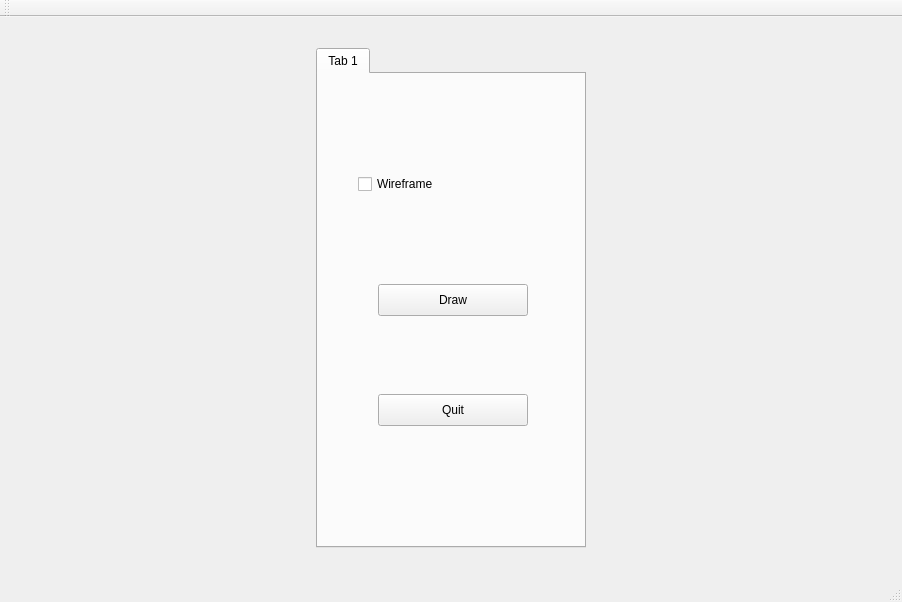
Old version of the form src/local/interface/mainwindow.ui in the repository algadm/Projet_majeure.
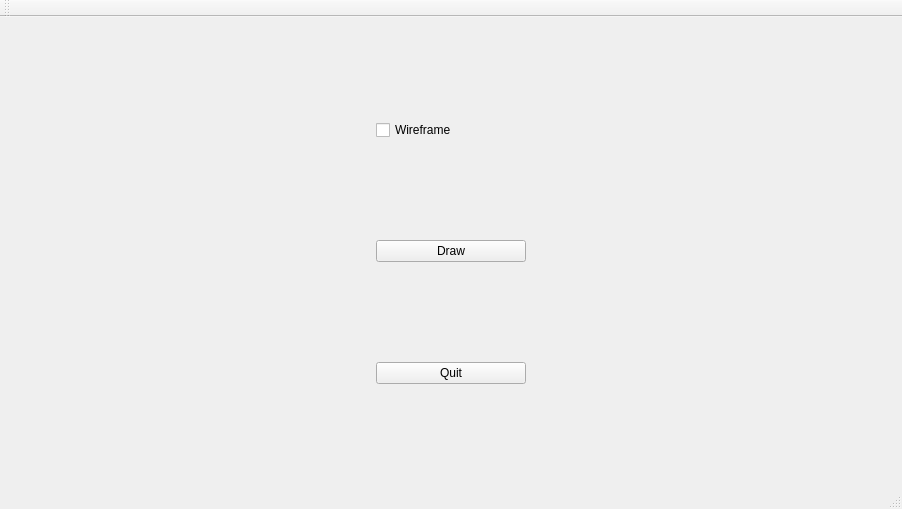
New version of the form.

Commit message: height_map

```diff
--- a/src/local/interface/mainwindow.ui
+++ b/src/local/interface/mainwindow.ui
@@ -7,7 +7,7 @@
     <x>0</x>
     <y>0</y>
     <width>902</width>
-    <height>602</height>
+    <height>509</height>
    </rect>
   </property>
   <property name="sizePolicy">
@@ -33,35 +33,7 @@
        <enum>QLayout::SetFixedSize</enum>
       </property>
       <item row="0" column="0">
-       <widget class="QTabWidget" name="tabWidget">
-        <property name="sizePolicy">
-         <sizepolicy hsizetype="Fixed" vsizetype="Fixed">
-          <horstretch>0</horstretch>
-          <verstretch>0</verstretch>
-         </sizepolicy>
-        </property>
-        <property name="minimumSize">
-         <size>
-          <width>270</width>
-          <height>500</height>
-         </size>
-        </property>
-        <property name="currentIndex">
-         <number>0</number>
-        </property>
-        <widget class="QWidget" name="tab_1">
-         <attribute name="title">
-          <string>Tab 1</string>
-         </attribute>
          <widget class="QCheckBox" name="wireframe">
-          <property name="geometry">
-           <rect>
-            <x>40</x>
-            <y>100</y>
-            <width>150</width>
-            <height>20</height>
-           </rect>
-          </property>
           <property name="sizePolicy">
            <sizepolicy hsizetype="Fixed" vsizetype="Fixed">
             <horstretch>0</horstretch>
@@ -78,15 +50,9 @@
            <string>Wireframe</string>
           </property>
          </widget>
+      </item>
+      <item row="1" column="0">
          <widget class="QPushButton" name="draw">
-          <property name="geometry">
-           <rect>
-            <x>60</x>
-            <y>210</y>
-            <width>150</width>
-            <height>32</height>
-           </rect>
-          </property>
           <property name="sizePolicy">
            <sizepolicy hsizetype="Fixed" vsizetype="Fixed">
             <horstretch>0</horstretch>
@@ -103,15 +69,9 @@
            <string>Draw</string>
           </property>
          </widget>
+      </item>
+      <item row="2" column="0">
          <widget class="QPushButton" name="quit">
-          <property name="geometry">
-           <rect>
-            <x>60</x>
-            <y>320</y>
-            <width>150</width>
-            <height>32</height>
-           </rect>
-          </property>
           <property name="sizePolicy">
            <sizepolicy hsizetype="Fixed" vsizetype="Fixed">
             <horstretch>0</horstretch>
@@ -128,8 +88,6 @@
            <string>Quit</string>
           </property>
          </widget>
-        </widget>
-       </widget>
       </item>
      </layout>
     </item>
```
Left out of the diff: 2 changed lines with no effect on the pictures. Lines whose indentation alone changed are shown as unchanged. The commit also changes 15 other files.
